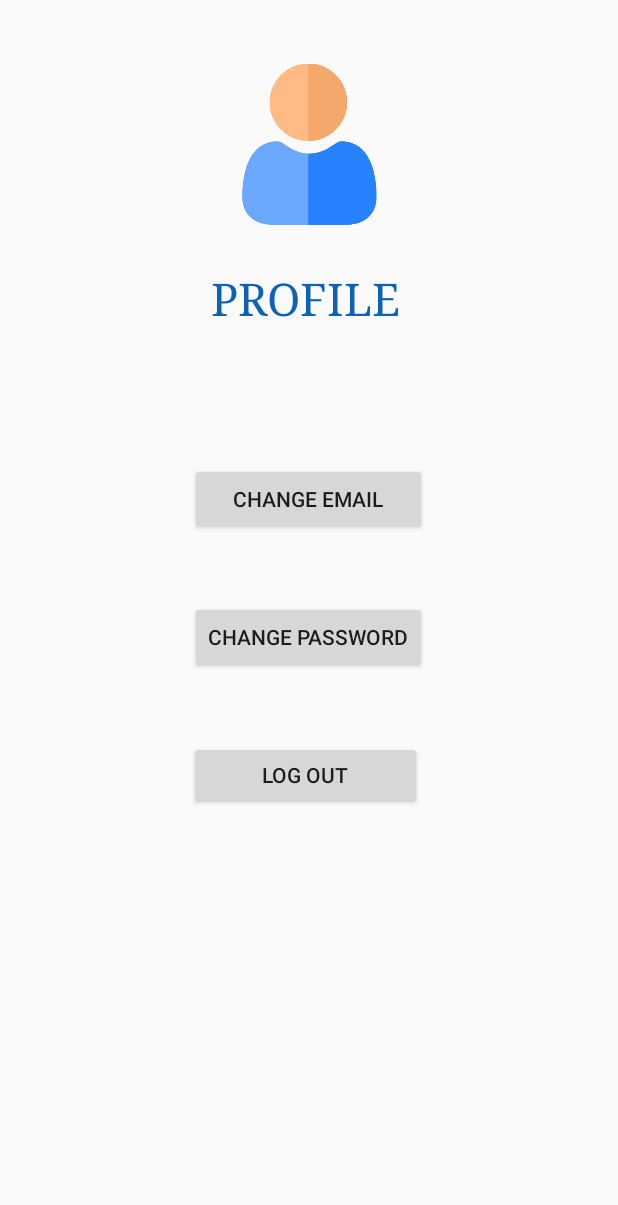
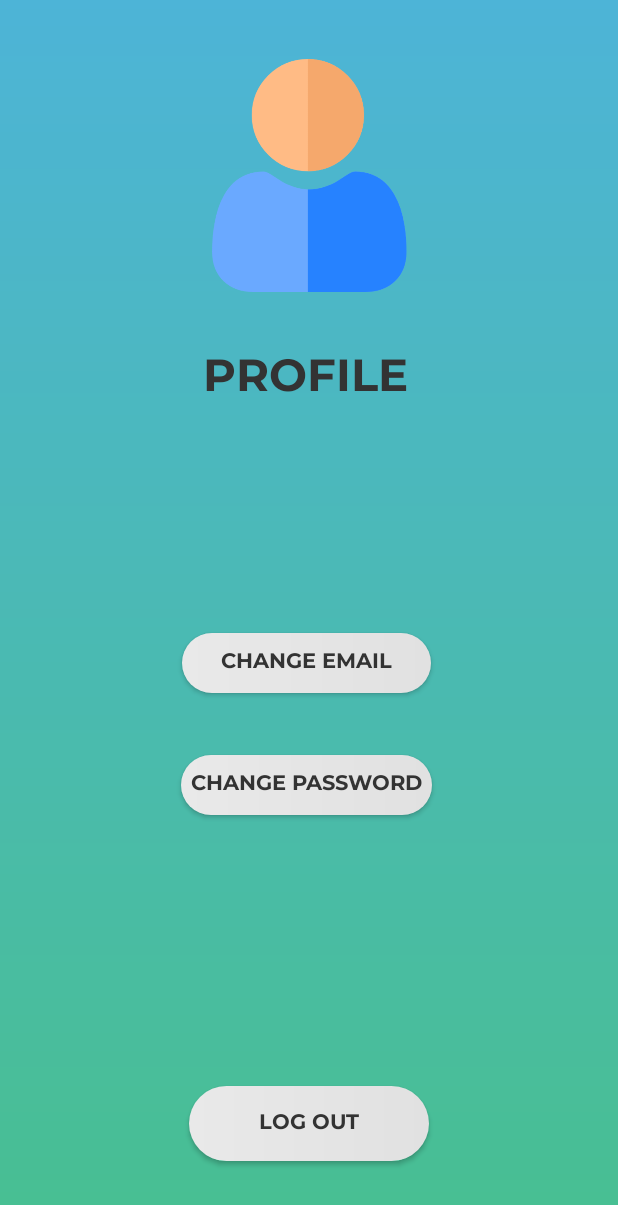
Before and after one commit to PullThePlugItsTooLate/HorizonInc_OmnimarkerZA_Repo, an Android app: the layout activity_profile.xml on its own in the app's theme, with its tools: preview values and no code run, on a phone screen of 412 x 824 dp. Shown: the top 1205 px of the screen. Run offline under Robolectric (Android 15) with nearby library versions, the phone set to English and light mode, and no system bars.

Commit message:
UI changes

```diff
--- /dev/null
+++ b/app/src/main/res/drawable/custom_button.xml
@@ -0,0 +1,10 @@
+<?xml version="1.0" encoding="utf-8"?>
+<shape xmlns:android="http://schemas.android.com/apk/res/android" android:shape="rectangle">
+
+<corners android:radius="50dp"/>
+    <gradient
+    android:startColor="#E9E9E9"
+    android:endColor="#E1E1E1"
+    android:type="linear"/>
+
+</shape>
--- a/app/src/main/res/drawable/pop_bg.xml
+++ b/app/src/main/res/drawable/pop_bg.xml
@@ -4,6 +4,5 @@
             android:startColor="#4DB4D7"
             android:endColor="#48BF91"
             android:angle="270"/>
-    <corners
-        android:radius="10dp"/>
+
 </shape>
--- a/app/src/main/res/layout/activity_profile.xml
+++ b/app/src/main/res/layout/activity_profile.xml
@@ -4,36 +4,44 @@
     xmlns:tools="http://schemas.android.com/tools"
     android:layout_width="match_parent"
     android:layout_height="match_parent"
+    android:background="@drawable/pop_bg"
     tools:context=".ProfileActivity">
 
     <Button
         android:id="@+id/btnChangePassword"
-        android:layout_width="wrap_content"
-        android:layout_height="wrap_content"
+        android:layout_width="167dp"
+        android:layout_height="40dp"
+        android:background="@drawable/custom_button"
+        android:fontFamily="@font/montserrat_bold"
         android:text="Change Password"
+        android:textColor="#333333"
         app:layout_constraintBottom_toBottomOf="parent"
         app:layout_constraintEnd_toEndOf="parent"
-        app:layout_constraintHorizontal_bias="0.498"
+        app:layout_constraintHorizontal_bias="0.494"
         app:layout_constraintStart_toStartOf="parent"
         app:layout_constraintTop_toTopOf="parent"
-        app:layout_constraintVertical_bias="0.516" />
+        app:layout_constraintVertical_bias="0.642" />
 
     <Button
         android:id="@+id/btnChangeEmail"
-        android:layout_width="158dp"
-        android:layout_height="48dp"
+        android:layout_width="166dp"
+        android:layout_height="40dp"
+        android:background="@drawable/custom_button"
+        android:fontFamily="@font/montserrat_bold"
         android:text="Change Email"
+
+        android:textColor="#333333"
         app:layout_constraintBottom_toBottomOf="parent"
         app:layout_constraintEnd_toEndOf="parent"
-        app:layout_constraintHorizontal_bias="0.498"
+        app:layout_constraintHorizontal_bias="0.494"
         app:layout_constraintStart_toStartOf="parent"
         app:layout_constraintTop_toTopOf="parent"
-        app:layout_constraintVertical_bias="0.398" />
+        app:layout_constraintVertical_bias="0.538" />
 
     <ImageView
         android:id="@+id/ivProfileIcon"
-        android:layout_width="107dp"
-        android:layout_height="108dp"
+        android:layout_width="190dp"
+        android:layout_height="155dp"
         app:layout_constraintBottom_toBottomOf="parent"
         app:layout_constraintEnd_toEndOf="parent"
         app:layout_constraintStart_toStartOf="parent"
@@ -43,28 +51,30 @@
 
     <TextView
         android:id="@+id/tvProfile"
-        android:layout_width="130dp"
+        android:layout_width="140dp"
         android:layout_height="36dp"
-        android:fontFamily="serif"
+        android:fontFamily="@font/montserrat_bold"
         android:text="PROFILE"
-        android:textColor="#0E62B6"
+        android:textColor="#333333"
         android:textSize="30sp"
         app:layout_constraintBottom_toBottomOf="parent"
         app:layout_constraintEnd_toEndOf="parent"
         app:layout_constraintHorizontal_bias="0.498"
         app:layout_constraintStart_toStartOf="parent"
         app:layout_constraintTop_toTopOf="parent"
-        app:layout_constraintVertical_bias="0.227" />
+        app:layout_constraintVertical_bias="0.293" />
 
     <Button
         android:id="@+id/btnLogout"
-        android:layout_width="155dp"
-        android:layout_height="45dp"
+        android:layout_width="160dp"
+        android:layout_height="50dp"
+        android:background="@drawable/custom_button"
+        android:fontFamily="@font/montserrat_bold"
         android:text="Log Out"
+        android:textColor="#333333"
         app:layout_constraintBottom_toBottomOf="parent"
         app:layout_constraintEnd_toEndOf="parent"
-        app:layout_constraintHorizontal_bias="0.492"
         app:layout_constraintStart_toStartOf="parent"
         app:layout_constraintTop_toTopOf="parent"
-        app:layout_constraintVertical_bias="0.634" />
+        app:layout_constraintVertical_bias="0.935" />
 </androidx.constraintlayout.widget.ConstraintLayout>
--- a/app/src/main/res/values/preloaded_fonts.xml
+++ b/app/src/main/res/values/preloaded_fonts.xml
@@ -1,6 +1,7 @@
 <?xml version="1.0" encoding="utf-8"?>
 <resources>
     <array name="preloaded_fonts" translatable="false">
+        <item>@font/montserrat</item>
         <item>@font/montserrat_bold</item>
     </array>
 </resources>
--- a/app/src/main/res/values/styles.xml
+++ b/app/src/main/res/values/styles.xml
@@ -1,6 +1,6 @@
 <resources>
     <!-- Base application theme. -->
-    <style name="AppTheme" parent="Theme.AppCompat.Light.DarkActionBar">
+    <style name="AppTheme" parent="Theme.AppCompat.Light.NoActionBar">
         <!-- Customize your theme here. -->
         <item name="colorPrimary">@color/colorPrimary</item>
         <item name="colorPrimaryDark">@color/colorPrimaryDark</item>
```
Also changed, not shown: app/src/main/res/font/montserrat.xml (added, +7 -0 lines), app/src/main/res/layout/activity_currency.xml (+11 -8 lines), app/src/main/res/layout/activity_profile_change_password_pop.xml (+10 -3 lines), app/src/main/res/layout/activity_profile_change_username_pop.xml (+7 -2 lines), app/src/main/res/layout/activity_safety_info.xml (+27 -23 lines), app/src/main/res/layout/activity_safety_info_general_pop.xml (+11 -5 lines), app/src/main/res/layout/activity_safety_info_numbers_pop.xml (+7 -2 lines).
